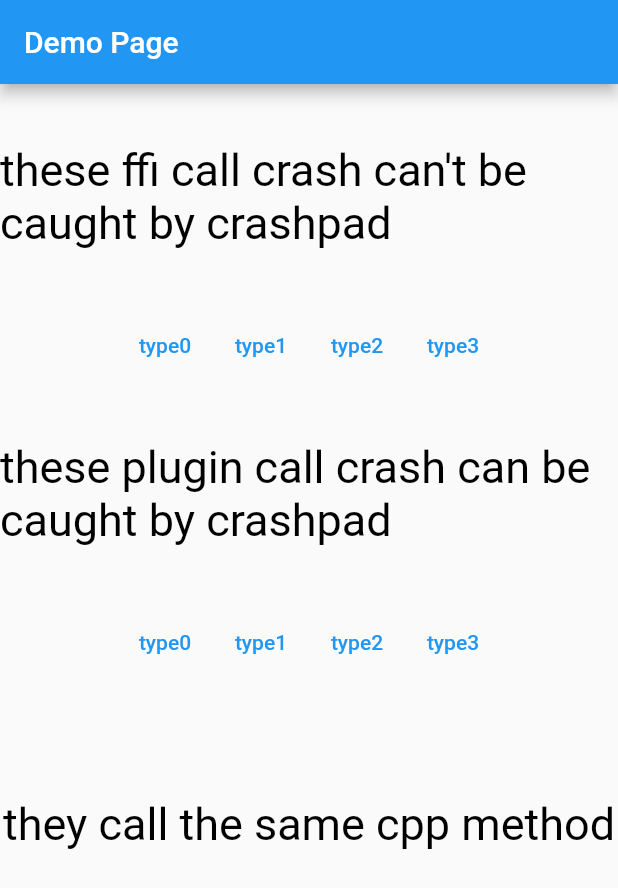
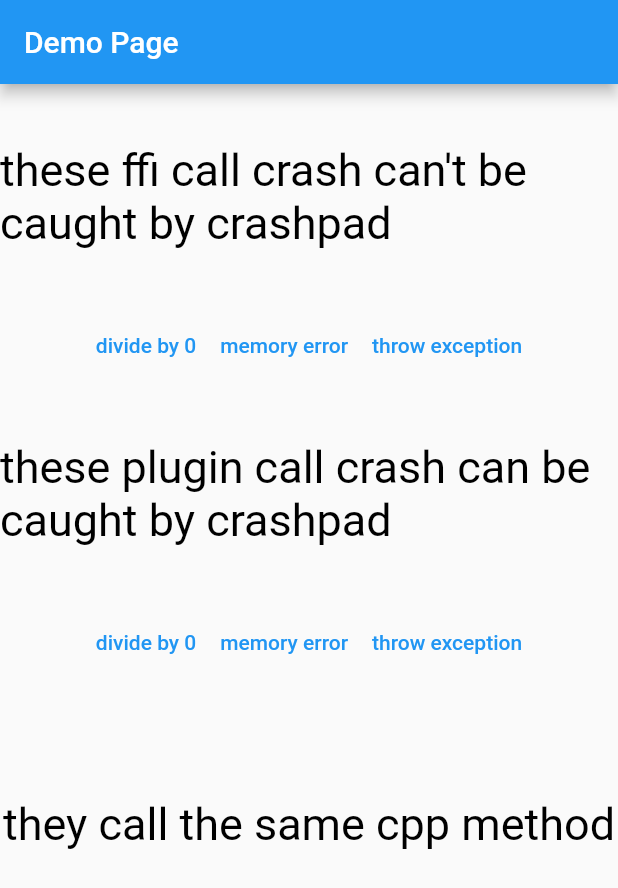
Before and after one commit to Arctuition/dart-ffi-crash, a Flutter app: the screen it shows after launch, on a phone screen of 412 x 824 dp. Shown: the top 888 px of the screen. Run offline on Flutter 3.47's test engine with Material 2 defaults, Android fonts, the phone set to English and light mode, and no system bars; our stand-ins replace plugin_platform_interface; missing offline and left inert: dart:ffi.

Commit message:
rename button title

```diff
--- a/lib/main.dart
+++ b/lib/main.dart
@@ -59,19 +59,15 @@ class _HomeState extends State<Home> {
               children: [
                 TextButton(
                   onPressed: () => ffiCrash(0),
-                  child: const Text('type0'),
+                  child: const Text('divide by 0'),
                 ),
                 TextButton(
                   onPressed: () => ffiCrash(1),
-                  child: const Text('type1'),
+                  child: const Text('memory error'),
                 ),
                 TextButton(
                   onPressed: () => ffiCrash(2),
-                  child: const Text('type2'),
-                ),
-                TextButton(
-                  onPressed: () => ffiCrash(3),
-                  child: const Text('type3'),
+                  child: const Text('throw exception'),
                 ),
               ],
             ),
@@ -86,19 +82,15 @@ class _HomeState extends State<Home> {
               children: [
                 TextButton(
                   onPressed: () => pluginCrash(0),
-                  child: const Text('type0'),
+                  child: const Text('divide by 0'),
                 ),
                 TextButton(
                   onPressed: () => pluginCrash(1),
-                  child: const Text('type1'),
+                  child: const Text('memory error'),
                 ),
                 TextButton(
                   onPressed: () => pluginCrash(2),
-                  child: const Text('type2'),
-                ),
-                TextButton(
-                  onPressed: () => pluginCrash(3),
-                  child: const Text('type3'),
+                  child: const Text('throw exception'),
                 ),
               ],
             ),
```
